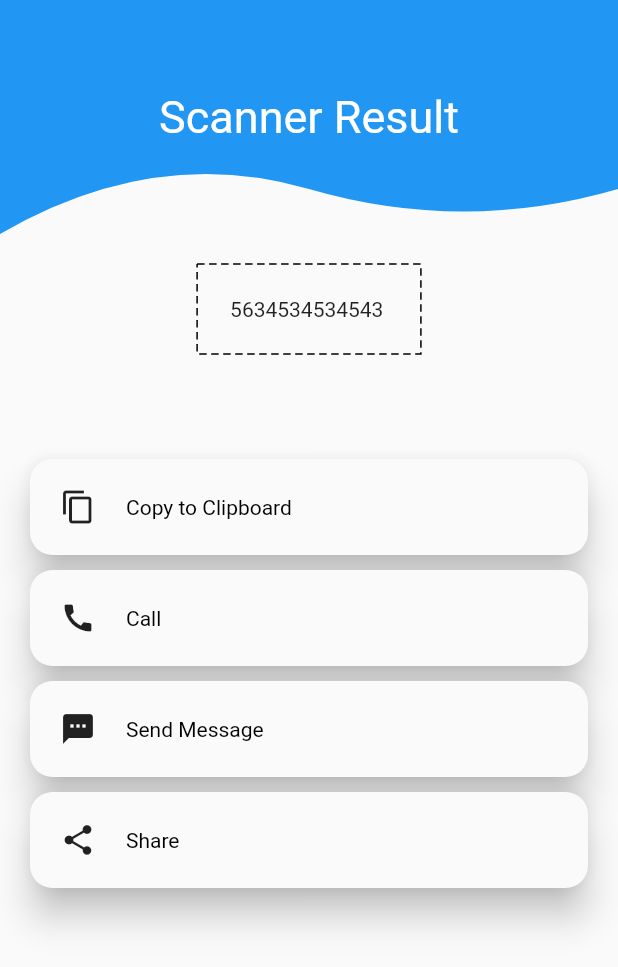
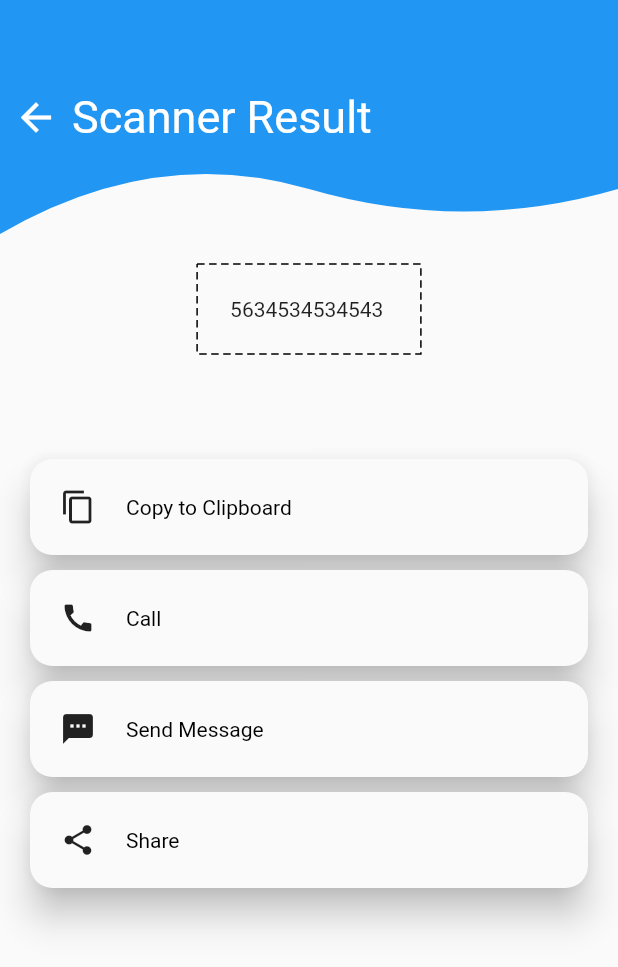
Before and after one commit to rxalimurad/QRScannerFlutter, a Flutter app: the ResultScreen screen opened directly, on a phone screen of 412 x 824 dp. Shown: the top 967 px of the screen. Run offline on Flutter 3.47's test engine with Material 2 defaults, Android fonts, the light colour scheme and no system bars; drawn by our look-alikes of dotted_border; our stand-ins replace get, qr_flutter, salomon_bottom_bar, share_plus, sqflite, url_launcher_web; missing offline and left inert: flutter_share, image_picker_for_web, qr_code_scanner, share_plus_web; accounts and stored records are empty.

Commit message:
-- share button and back button on detail screen

```diff
--- a/lib/CustomNavigation.dart
+++ b/lib/CustomNavigation.dart
@@ -2,7 +2,7 @@ import 'package:flutter/cupertino.dart';
 import 'package:flutter/material.dart';
 
 class CustomNavigaton extends StatelessWidget implements PreferredSizeWidget {
-  final Text title;
+  final Widget title;
   final double barHeight = 50.0;
 
   CustomNavigaton({Key? key, required this.title}) : super(key: key);
--- a/lib/resultScreen.dart
+++ b/lib/resultScreen.dart
@@ -26,10 +26,15 @@ class _ResultScreenState extends State<ResultScreen> {
       onWillPop: _onBackPress,
       child: Scaffold(
         appBar: CustomNavigaton(
-            title: Text(
-          "Scanner Result",
-          style: TextStyle(color: Colors.white, fontSize: 30),
-        )),
+            title: Row(children: [
+              IconButton(onPressed: () {
+                _onBackPress();
+              }, icon: Icon(Icons.arrow_back, color: Colors.white, size: 30,)),
+              Text(
+                "Scanner Result",
+                style: TextStyle(color: Colors.white, fontSize: 30),
+              ),
+            ],)),
         body: Container(
           width: double.infinity,
           child: Column(children: [
@@ -78,7 +83,7 @@ class _ResultScreenState extends State<ResultScreen> {
                               break;
                             case ActionsEnum.share:
                               await FlutterShare.share(
-                                  title: 'widget.qrData',
+                                text: widget.qrData, title: 'QR Scan Result'
                               );
                               break;
 
@@ -122,8 +127,9 @@ class _ResultScreenState extends State<ResultScreen> {
     );
   }
 
-  Future<bool> _onBackPress() {
+  Future<bool> _onBackPress() async {
     DataCacheManager().showingPopup = false;
+    Navigator.of(context).pop(false);
     return true;
   }
 }
```
